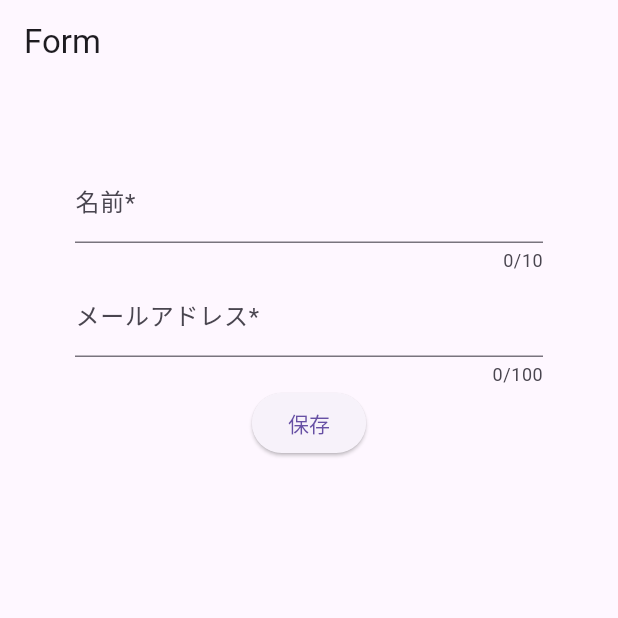
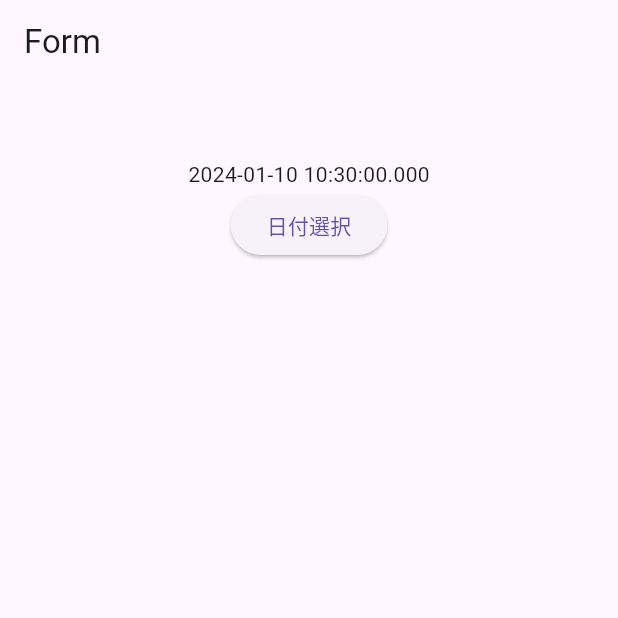
Before and after one commit to k-h0shikawa/flutter-tutorial, a Flutter app: the screen it shows after launch, on a phone screen of 412 x 824 dp, the top half of it. Run offline on Flutter 3.47's test engine with Material 3 defaults, Android fonts, the phone set to English and light mode, and no system bars.

Commit message:
DatePicker showDatePickerにはawaitを使用する macOSの場合、UIが独特

```diff
--- a/lib/main.dart
+++ b/lib/main.dart
@@ -30,58 +30,30 @@ class ChangeForm extends StatefulWidget {
 class _ChangeFormState extends State<ChangeForm> {
   final _formKey = GlobalKey<FormState>();
 
-  String _name = '';
-  String _email = '';
+  DateTime _date = DateTime.now();
+
+  Future<Null> _selectDate(BuildContext context) async {
+    final DateTime? picked = await showDatePicker(
+        context: context,
+        initialDate: _date,
+        firstDate: DateTime(2016),
+        lastDate: DateTime.now().add(const Duration(days: 360)));
+    if (picked != null) setState(() => _date = picked);
+  }
 
   @override
   Widget build(BuildContext context) {
-    return Form(
-      key: _formKey,
-      child: Container(
-        padding: const EdgeInsets.all(50.0),
-        child: Column(
-          children: <Widget>[
-            TextFormField(
-              enabled: true,
-              maxLength: 10,
-              maxLengthEnforcement: MaxLengthEnforcement.none,
-              autovalidateMode: AutovalidateMode.disabled,
-              obscureText: false,
-              decoration: const InputDecoration(
-                  hintText: 'お名前を教えてください', labelText: '名前*'),
-              validator: (String? value) {
-                return value!.isEmpty ? '必須入力です' : null;
-              },
-              onSaved: (String? value) {
-                _name = value!;
-              },
-            ),
-            TextFormField(
-              maxLength: 100,
-              autovalidateMode: AutovalidateMode.disabled,
-              decoration: const InputDecoration(
-                  hintText: '連絡先を教えてください', labelText: 'メールアドレス*'),
-              validator: (String? value) {
-                return !value!.contains('@') ? 'アットマークがありません' : null;
-              },
-              onSaved: (String? value) {
-                _email = value!;
-              },
-            ),
-            ElevatedButton(onPressed: _submission, child: Text('保存'))
-          ],
-        ),
+    return Container(
+      padding: const EdgeInsets.all(50.0),
+      child: Column(
+        children: <Widget>[
+          Center(
+            child: Text("${_date}"),
+          ),
+          ElevatedButton(
+              onPressed: () => _selectDate(context), child: const Text('日付選択'))
+        ],
       ),
     );
   }
-
-  void _submission() {
-    if (this._formKey.currentState?.validate() ?? false) {
-      this._formKey.currentState?.save();
-      ScaffoldMessenger.of(context)
-          .showSnackBar(SnackBar(content: Text('Processing Data')));
-      print(this._name);
-      print(this._email);
-    }
-  }
 }
```
